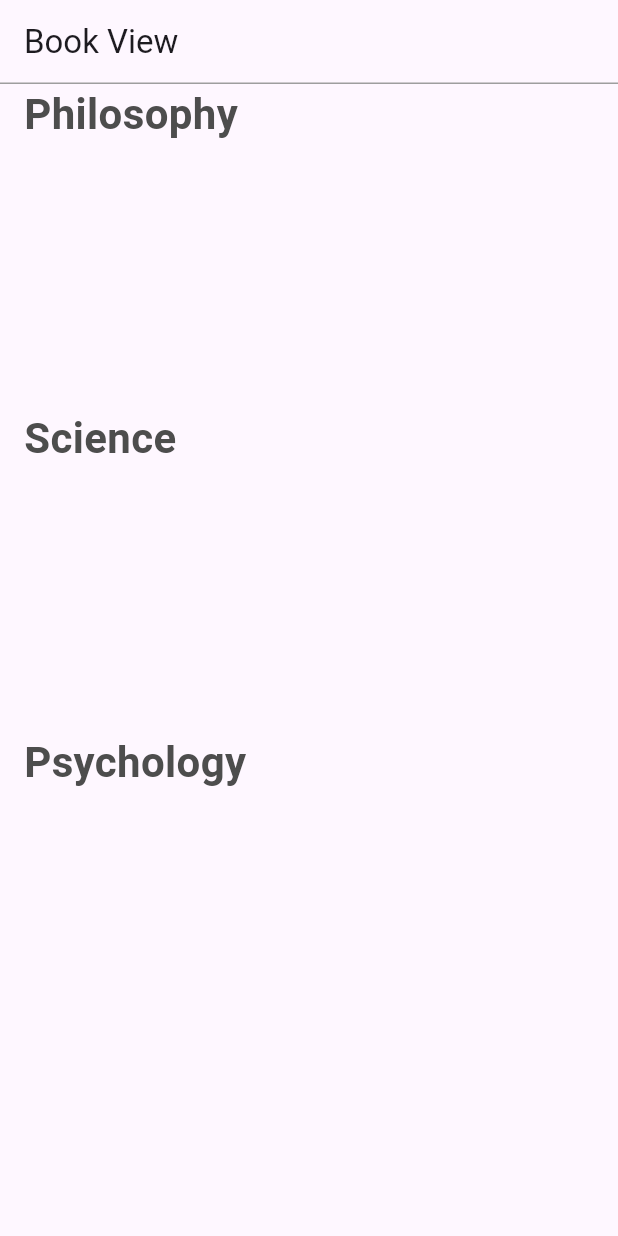
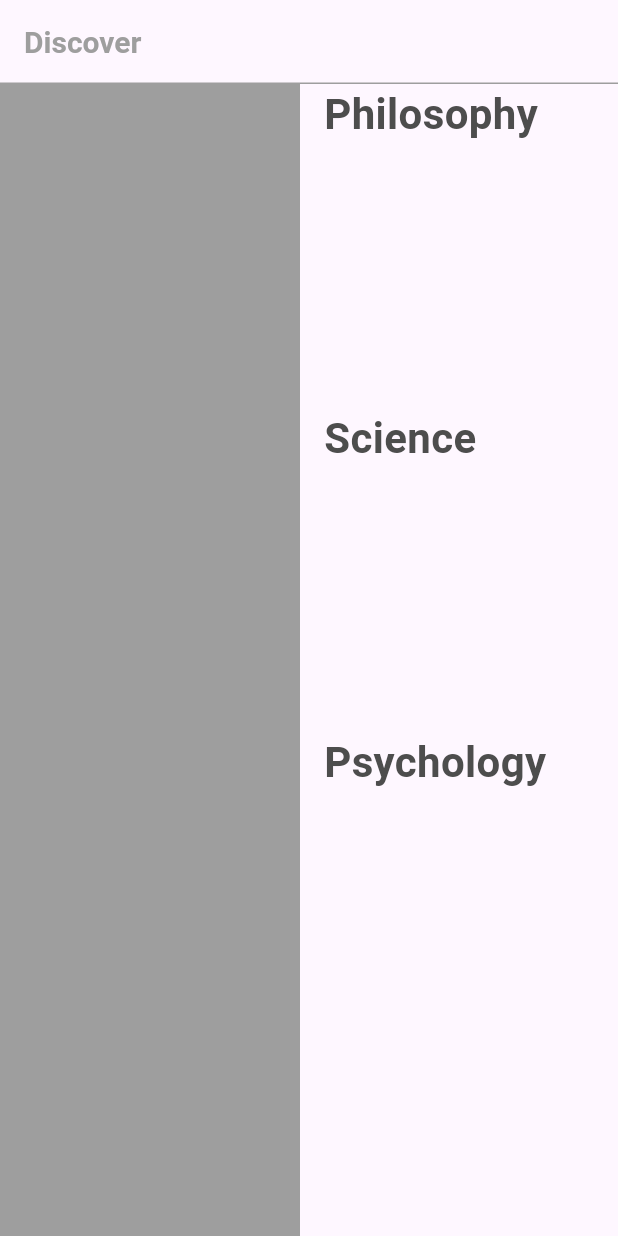
Before and after one commit to ashtondunderdale/file-engine, a Flutter app: the screen it shows after launch, on a phone screen of 412 x 824 dp. Run offline on Flutter 3.47's test engine with Material 3 defaults, Android fonts, the phone set to English and light mode, and no system bars; missing offline and left inert: google_books_api.

Commit message:
fixed viewport error

```diff
--- a/fluttergames/lib/main.dart
+++ b/fluttergames/lib/main.dart
@@ -1,6 +1,6 @@
 import 'package:flutter/material.dart';
 
-import 'views/home.dart';
+import 'views/discover.dart';
 
 void main() => runApp(const App());
 
--- /dev/null
+++ b/fluttergames/lib/views/discover.dart
@@ -0,0 +1,43 @@
+import 'package:flutter/material.dart';
+
+import '../widgets/book_list.dart';
+import '../widgets/nav_panel.dart';
+
+class Home extends StatelessWidget {
+  const Home({super.key});
+
+  @override
+  Widget build(BuildContext context) {
+    return Scaffold(
+      appBar: AppBar(
+        title: const Text(
+          "Discover",
+          style: TextStyle(
+            color: Colors.grey,
+            fontSize: 20,
+            fontWeight: FontWeight.bold
+          ),
+        ),
+        shape: const Border(
+          bottom: BorderSide(
+            color: Colors.grey
+          )
+        ),
+      ),
+      body: const Row(
+        children: [
+          NavPanel(),
+          Expanded(
+            child: Column(
+              children: [
+                BookList(category: "Philosophy"),
+                BookList(category: "Science"),
+                BookList(category: "Psychology"),
+              ],
+            ),
+          ),
+        ],
+      )
+    );
+  }
+}
--- a/fluttergames/lib/views/home.dart
+++ /dev/null
@@ -1,28 +0,0 @@
-import 'package:flutter/material.dart';
-
-import '../widgets/book_list.dart';
-
-class Home extends StatelessWidget {
-  const Home({super.key});
-
-  @override
-  Widget build(BuildContext context) {
-    return Scaffold(
-      appBar: AppBar(
-        title: const Text("Book View"),
-        shape: const Border(
-          bottom: BorderSide(
-            color: Colors.grey
-          )
-        ),
-      ),
-      body: const Column(
-        children: [
-          BookList(category: "Philosophy"),
-          BookList(category: "Science"),
-          BookList(category: "Psychology"),
-        ],
-      )
-    );
-  }
-}
--- /dev/null
+++ b/fluttergames/lib/widgets/nav_panel.dart
@@ -0,0 +1,14 @@
+import 'package:flutter/material.dart';
+
+class NavPanel extends StatelessWidget {
+  const NavPanel({super.key});
+
+  @override
+  Widget build(BuildContext context) {
+    return Container(
+      width: 200,
+      height: 800,
+      color: Colors.grey,
+    );
+  }
+}
```
